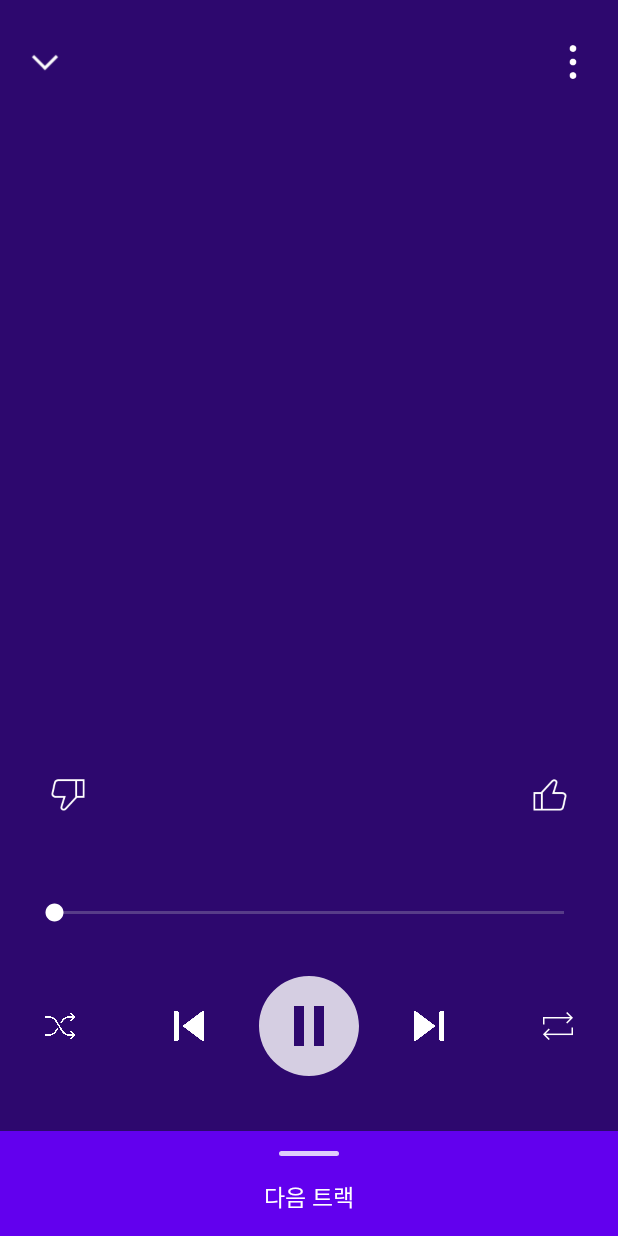
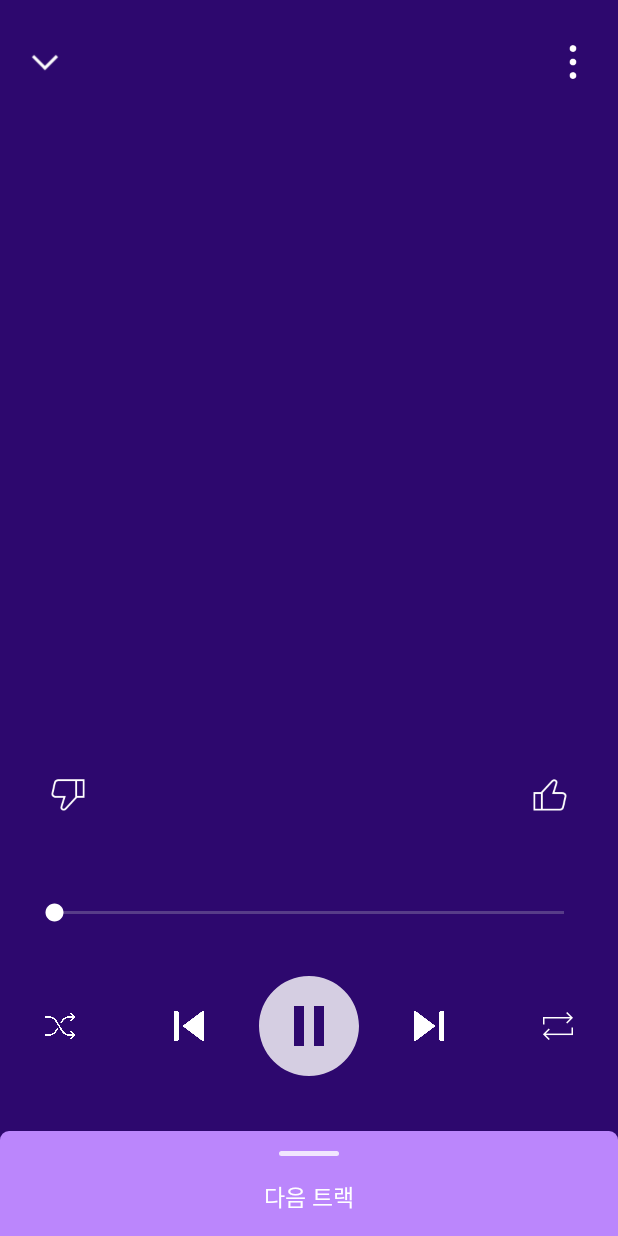
Before and after one commit to lejerin/AOS_MusicPlayer, an Android app: the PlayerActivity screen opened directly, with no data from a screen before it, on a phone screen of 412 x 824 dp. Run offline under Robolectric (Android 15) with nearby library versions, the phone set to English and light mode, and no system bars; our stand-ins replace Dagger/Hilt's generated code, data binding; 4 statements that could not run were skipped.

```diff
--- a/app/src/main/java/lej/happy/musicapp/ui/player/PlayerActivity.kt
+++ b/app/src/main/java/lej/happy/musicapp/ui/player/PlayerActivity.kt
@@ -47,6 +47,7 @@ class PlayerActivity : BaseActivity() {
         binding.vm = mMusicPlayViewModel
         binding.activity = this@PlayerActivity
         setTimerTextAnimation()
+        window.navigationBarColor = getColor(R.color.purple_500)
         binding.appCompatSeekBar.setOnSeekBarChangeListener(object : SeekBar.OnSeekBarChangeListener {
             override fun onProgressChanged(p0: SeekBar?, progress: Int, fromUser: Boolean) {
                 if (fromUser) {
--- /dev/null
+++ b/app/src/main/res/drawable/rounded_top_rectangle.xml
@@ -0,0 +1,10 @@
+<?xml version="1.0" encoding="utf-8"?>
+<shape xmlns:android="http://schemas.android.com/apk/res/android"
+    android:shape="rectangle" >
+
+    <solid android:color="@color/purple_200" />
+
+    <corners android:topLeftRadius="6dp"
+        android:topRightRadius="6dp"/>
+
+</shape>
--- a/app/src/main/res/layout/activity_player.xml
+++ b/app/src/main/res/layout/activity_player.xml
@@ -18,7 +18,7 @@
         android:layout_height="match_parent"
         app:layoutDescription="@xml/activity_player_scene"
         tools:context=".ui.player.PlayerActivity"
-        android:background="#2D086E">
+        android:background="@color/purple_700">
 
         <androidx.constraintlayout.widget.ConstraintLayout
             android:id="@+id/cl_top_view"
@@ -332,7 +332,7 @@
             android:id="@+id/ll_sliding"
             android:layout_width="0dp"
             android:layout_height="70dp"
-            android:background="@color/purple_500"
+            android:background="@drawable/rounded_top_rectangle"
             android:gravity="center"
             android:orientation="vertical"
             app:layout_constraintBottom_toBottomOf="parent"
--- a/app/src/main/res/values/colors.xml
+++ b/app/src/main/res/values/colors.xml
@@ -1,8 +1,8 @@
 <?xml version="1.0" encoding="utf-8"?>
 <resources>
     <color name="purple_200">#FFBB86FC</color>
-    <color name="purple_500">#FF6200EE</color>
-    <color name="purple_700">#FF3700B3</color>
+    <color name="purple_500">#5100C5</color>
+    <color name="purple_700">#2D086E</color>
     <color name="teal_200">#FF03DAC5</color>
     <color name="teal_700">#FF018786</color>
     <color name="black">#FF000000</color>
--- a/app/src/main/res/values/themes.xml
+++ b/app/src/main/res/values/themes.xml
@@ -2,7 +2,7 @@
     <!-- Base application theme. -->
     <style name="Theme.MusicApp" parent="Theme.MaterialComponents.DayNight.NoActionBar">
         <!-- Primary brand color. -->
-        <item name="colorPrimary">@color/purple_500</item>
+        <item name="colorPrimary">@color/purple_700</item>
         <item name="colorPrimaryVariant">@color/purple_700</item>
         <item name="colorOnPrimary">@color/white</item>
         <!-- Secondary brand color. -->
```
Also changed, not shown: app/src/main/java/lej/happy/musicapp/ui/adapter/TopRankAdapter.kt (+10 -2 lines), app/src/main/java/lej/happy/musicapp/ui/main/home/HomeFragment.kt (+11 -4 lines), app/src/main/java/lej/happy/musicapp/ui/player/PlayMoreDialog.kt (added, +8 -0 lines), app/src/main/res/layout/item_rv_music.xml (+16 -4 lines), app/src/main/java/lej/happy/musicapp/ui/custom/MarqueeTextView.kt (line endings or trailing spaces).
